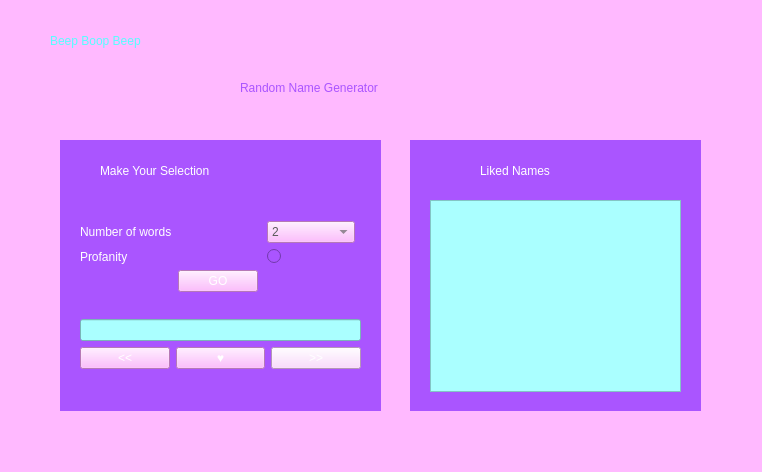
The window that mainwindow.ui (erinlouise11/beep-boop-beep) describes before a commit, drawn with Qt 5.
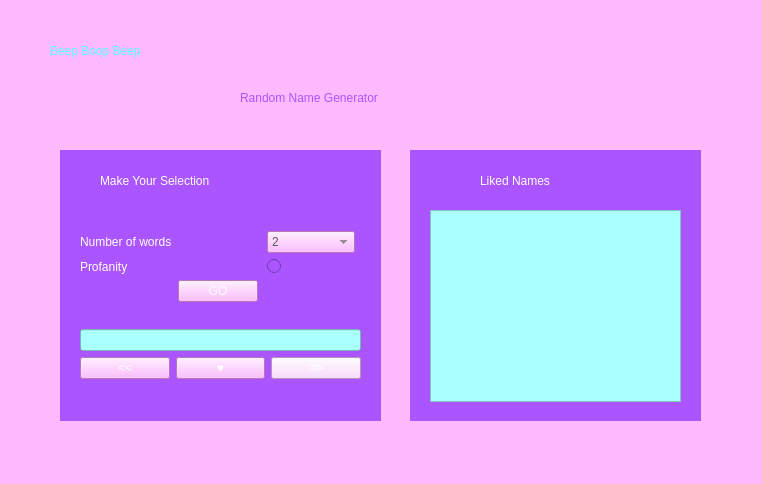
The same window after the commit.

Commit message: Adding liked names list view

What changed in the file:
```diff
--- a/mainwindow.ui
+++ b/mainwindow.ui
@@ -7,7 +7,7 @@
     <x>0</x>
     <y>0</y>
     <width>762</width>
-    <height>472</height>
+    <height>484</height>
    </rect>
   </property>
   <property name="windowTitle">
@@ -24,7 +24,7 @@
     <property name="geometry">
      <rect>
       <x>60</x>
-      <y>140</y>
+      <y>150</y>
       <width>321</width>
       <height>271</height>
      </rect>
@@ -236,7 +236,7 @@
     <property name="geometry">
      <rect>
       <x>50</x>
-      <y>10</y>
+      <y>20</y>
       <width>421</width>
       <height>61</height>
      </rect>
@@ -254,7 +254,7 @@
     <property name="geometry">
      <rect>
       <x>240</x>
-      <y>80</y>
+      <y>90</y>
       <width>211</width>
       <height>16</height>
      </rect>
@@ -271,7 +271,7 @@
     <property name="geometry">
      <rect>
       <x>410</x>
-      <y>140</y>
+      <y>150</y>
       <width>291</width>
       <height>271</height>
      </rect>
@@ -296,7 +296,7 @@
       <string>Liked Names</string>
      </property>
     </widget>
-    <widget class="QTableView" name="tvLikedNamesList">
+    <widget class="QListWidget" name="lwLikedNames">
      <property name="geometry">
       <rect>
        <x>20</x>
@@ -306,7 +306,9 @@
       </rect>
      </property>
      <property name="styleSheet">
-      <string notr="true">background-color: rgb(170, 255, 255);</string>
+      <string notr="true">background-color: rgb(170, 255, 255);
+color: rgb(255, 85, 255);
+font: 12pt &quot;Arial Rounded MT Bold&quot;;</string>
      </property>
     </widget>
    </widget>
```
Left out of the diff: 10 changed lines with no effect on the pictures. The commit also changes 1 other file.
